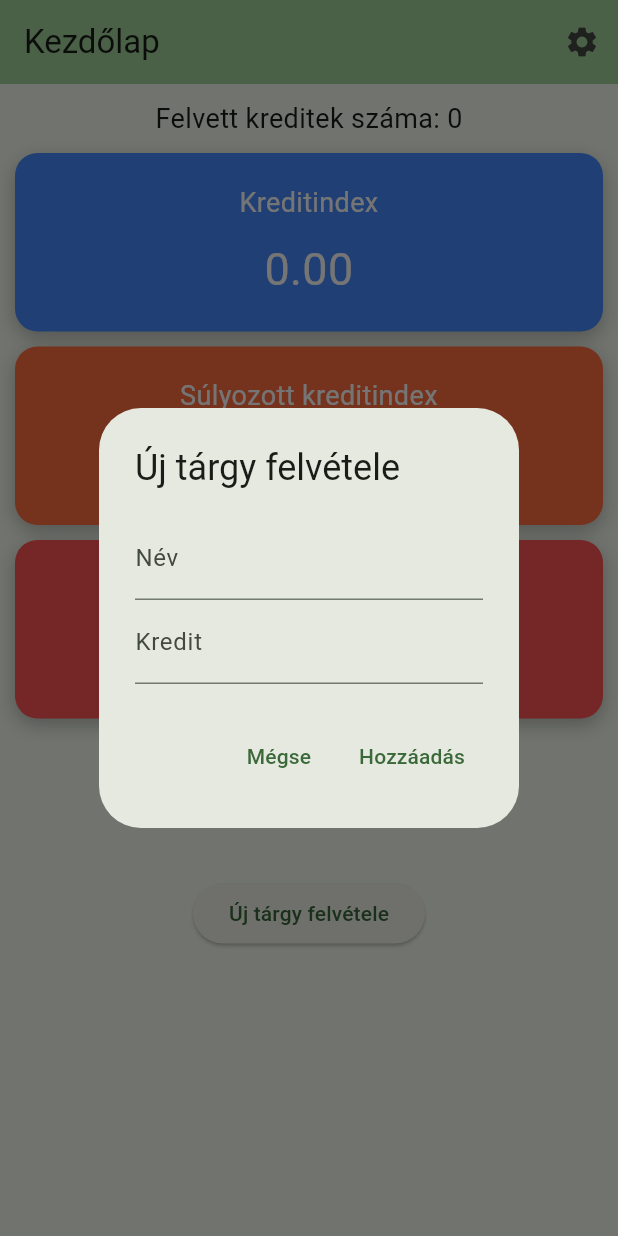
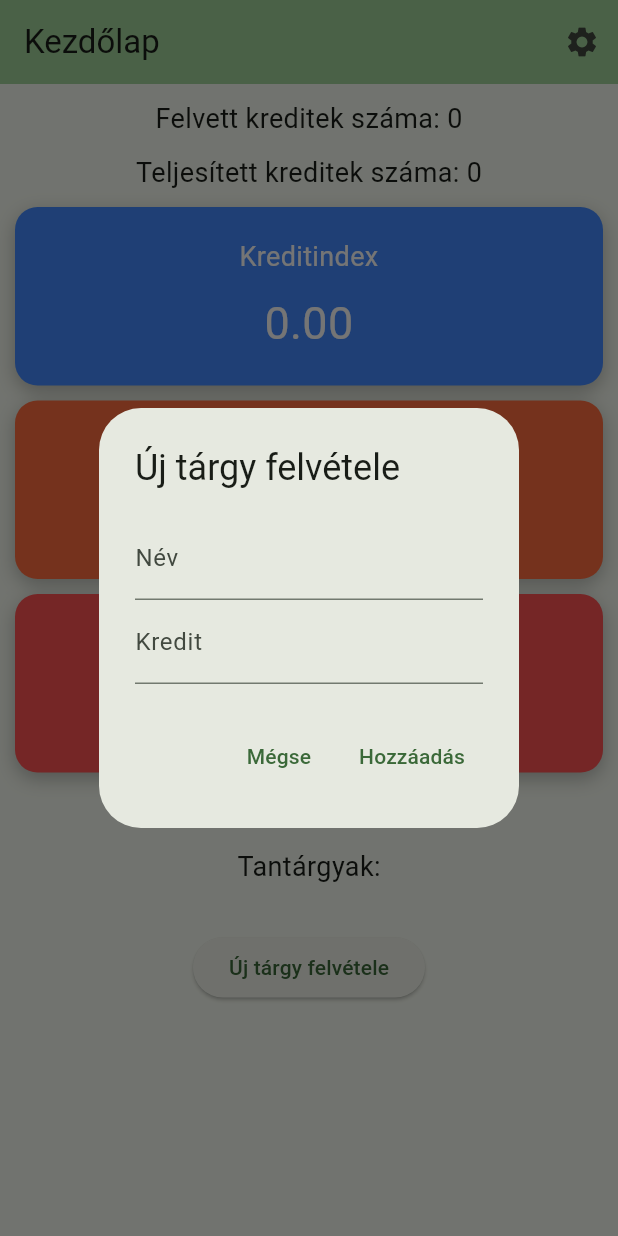
Before and after one commit to balazs003/kreditindex_calculator, a Flutter app: the screen it shows after launch, after a tap on "Új tárgy felvétele", on a phone screen of 412 x 824 dp. Run offline on Flutter 3.47's test engine with Material 3 defaults, Android fonts, the light colour scheme and no system bars; our stand-ins replace shared_preferences.

Commit message:
We can now see how many credits we could get at the end of the semester

```diff
--- a/lib/homepage.dart
+++ b/lib/homepage.dart
@@ -15,6 +15,7 @@
 
 class _MyHomePageState extends State<MyHomePage> {
   int _creditCount = 0;
+  int _finalCreditCount = 0;
   SubjectList subjectList = SubjectList();
   late ResultPanel indexPanel;
   late ResultPanel averagePanel;
@@ -58,7 +59,7 @@
   }
 
   IconData getSubjectIcon(bool sure) {
-    return sure ? Icons.bookmark_added : Icons.bookmark_remove;
+    return sure ? Icons.bookmark_added : Icons.bookmark;
   }
 
   void reCalculateCreditIndex(int creditDivisionNumber) {
@@ -105,12 +106,24 @@
     });
   }
 
+  void reCalculateFinalCreditCount(){
+    _finalCreditCount = _creditCount;
+
+    for(var subject in subjectList.subjects){
+      if(subject.grade < 2){
+        _finalCreditCount -= subject.weight;
+      }
+    }
+  }
+
   void reCalculateAllData() {
     int creditDivisionNumber =
         context.read<CreditDivisionNotifier>().creditDivisionNumber;
     reCalculateCreditIndex(creditDivisionNumber);
     reCalculateAverage();
     reCalculateWeightedCreditIndex();
+
+    reCalculateFinalCreditCount();
 
     //Saving data after every recalculation
     subjectList.saveSubjectsToPrefs();
@@ -146,6 +159,11 @@
               children: [
                 Text(
                   "Felvett kreditek száma: $_creditCount",
+                  style: const TextStyle(fontSize: 18),
+                ),
+                const SizedBox(height: 10),
+                Text(
+                  "Teljesített kreditek száma: $_finalCreditCount",
                   style: const TextStyle(fontSize: 18),
                 ),
                 const SizedBox(height: 10),
@@ -206,16 +224,9 @@
                             });
                           },
                         ),
-                        trailing: IconButton(
-                          icon: const Icon(
-                            Icons.delete,
-                            color: Colors.red,
-                            size: 30,
-                          ),
-                          onPressed: () {
-                            _showDeletionReassuranceDialog(context, subject);
-                          },
-                        ),
+                        onLongPress: () {
+                          _showDeletionReassuranceDialog(context, subject);
+                        },
                       ),
                     );
                   },
```
